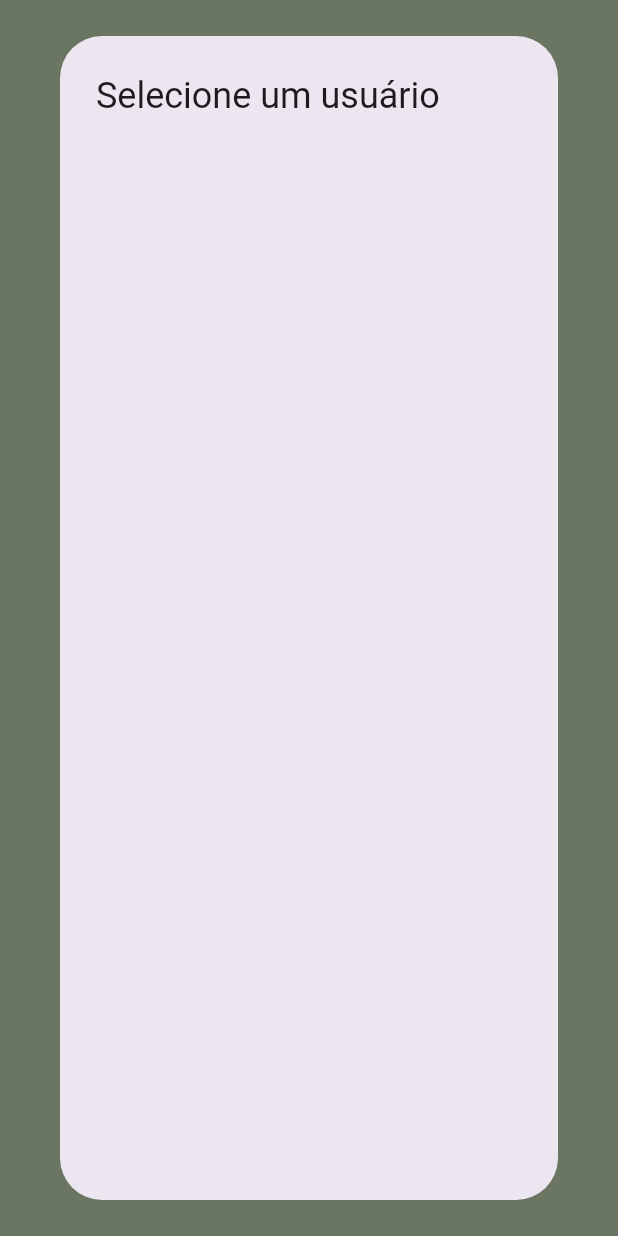
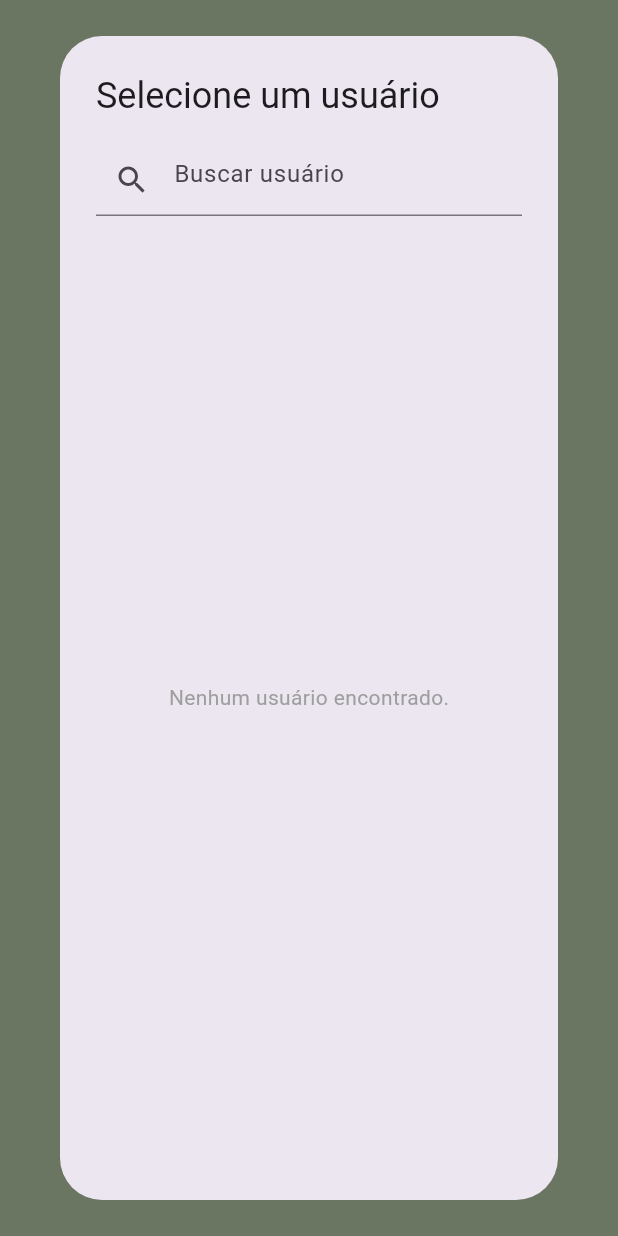
Before and after one commit to beatrizfeitosa/aplicativo-nutricao, a Flutter app: the NovoCardapioPage screen opened directly, after a tap on "Selecione um usuário", on a phone screen of 412 x 824 dp. Run offline on Flutter 3.47's test engine with Material 3 defaults, Android fonts, the phone set to English and light mode, and no system bars; our stand-ins replace flutter_masked_text2, google_fonts, image_picker, sqflite; accounts and stored records are empty.

Commit message:
feat: Improved Dropdown's design and added search bar

```diff
--- a/lib/data/database_helper.dart
+++ b/lib/data/database_helper.dart
@@ -164,9 +164,10 @@ class Database {
 
     final List<Map<String, dynamic>> alimentos = await database.query(
       'alimentos',
-      columns: ['id', 'nome'],
+      columns: ['id', 'nome', 'tipo', 'foto'],
       where: 'categoria = ?',
       whereArgs: [categoria],
+      orderBy: 'nome ASC',
     );
 
     return alimentos;
--- a/lib/view/cadastro_cardapio.dart
+++ b/lib/view/cadastro_cardapio.dart
@@ -1,5 +1,6 @@
 import 'package:flutter/material.dart';
 import 'package:aplicativo_nutricao/data/database_helper.dart';
+import 'dart:typed_data';
 
 class NovoCardapioPage extends StatefulWidget {
   const NovoCardapioPage({super.key});
@@ -237,22 +238,61 @@ class _NovoCardapioPageState extends State<NovoCardapioPage> {
   }
 
   void _showUsuarioDropdown() {
+    String searchQuery = '';
+
+    List<Map<String, dynamic>> _filteredUsuarios() {
+      if (searchQuery.isEmpty) {
+        return usuarios;
+      } else {
+        return usuarios.where((usuario) {
+          return usuario['nome']
+              .toLowerCase()
+              .contains(searchQuery.toLowerCase());
+        }).toList();
+      }
+    }
+
     showDialog(
       context: context,
       builder: (context) {
+        return StatefulBuilder(
+          builder: (context, setState) {
+            final filteredUsuarios = _filteredUsuarios();
             return AlertDialog(
               title: const Text('Selecione um usuário'),
               content: SizedBox(
                 width: double.maxFinite,
+                child: Column(
+                  children: [
+                    TextField(
+                      decoration: const InputDecoration(
+                        hintText: 'Buscar usuário',
+                        prefixIcon: Icon(Icons.search),
+                      ),
+                      onChanged: (value) {
+                        setState(() {
+                          searchQuery = value;
+                        });
+                      },
+                    ),
+                    const SizedBox(height: 10),
+                    Expanded(
                       child: Scrollbar(
                         thumbVisibility: true,
                         thickness: 6.0,
                         radius: const Radius.circular(8),
                         scrollbarOrientation: ScrollbarOrientation.right,
                         controller: _usuarioScrollController,
-              child: ListView(
+                        child: filteredUsuarios.isEmpty
+                            ? Center(
+                                child: Text(
+                                  'Nenhum usuário encontrado.',
+                                  style: TextStyle(color: Colors.grey),
+                                ),
+                              )
+                            : ListView(
                                 controller: _usuarioScrollController,
-                children: usuarios.map((usuario) {
+                                children: filteredUsuarios.map((usuario) {
                                   return ListTile(
                                     title: Text(usuario['nome']),
                                     onTap: () {
@@ -266,6 +306,11 @@ class _NovoCardapioPageState extends State<NovoCardapioPage> {
                               ),
                       ),
                     ),
+                  ],
+                ),
+              ),
+            );
+          },
         );
       },
     );
@@ -278,6 +323,19 @@ class _NovoCardapioPageState extends State<NovoCardapioPage> {
     required int maxSelection,
     required ScrollController scrollController,
   }) {
+    TextEditingController searchController = TextEditingController();
+    List<Map<String, dynamic>> filteredOptions = List.from(options);
+
+    return StatefulBuilder(
+      builder: (BuildContext context, StateSetter setState) {
+        void filterOptions(String query) {
+          setState(() {
+            filteredOptions = options.where((option) {
+              return option['nome'].toLowerCase().contains(query.toLowerCase());
+            }).toList();
+          });
+        }
+
         return Container(
           decoration: BoxDecoration(
             color: Colors.white,
@@ -294,31 +352,80 @@ class _NovoCardapioPageState extends State<NovoCardapioPage> {
               ),
             ),
             children: [
+              Padding(
+                padding:
+                    const EdgeInsets.symmetric(horizontal: 16, vertical: 8),
+                child: TextField(
+                  controller: searchController,
+                  decoration: InputDecoration(
+                    prefixIcon: Icon(Icons.search, color: Colors.black),
+                    hintText: 'Buscar alimento...',
+                    border: const UnderlineInputBorder(),
+                    enabledBorder: const UnderlineInputBorder(
+                      borderSide: BorderSide(color: Colors.black),
+                    ),
+                    focusedBorder: const UnderlineInputBorder(
+                      borderSide: BorderSide(
+                          color: Colors.black,
+                          width: 2), // Cor e espessura da linha quando focado
+                    ),
+                  ),
+                  onChanged: filterOptions,
+                ),
+              ),
               SizedBox(
-            height: 150,
+                height: 200,
                 child: Scrollbar(
                   thumbVisibility: true,
                   thickness: 6.0,
                   radius: Radius.circular(8),
                   scrollbarOrientation: ScrollbarOrientation.right,
                   controller: scrollController,
-              child: SingleChildScrollView(
+                  child: filteredOptions.isEmpty
+                      ? Center(
+                          child: Padding(
+                            padding: const EdgeInsets.all(16.0),
+                            child: Text(
+                              'Nenhum alimento encontrado.',
+                              style: TextStyle(color: Colors.grey),
+                              textAlign: TextAlign.center,
+                            ),
+                          ),
+                        )
+                      : SingleChildScrollView(
                           controller: scrollController,
                           child: Column(
-                  children: options.map((option) {
+                            children: filteredOptions.map((option) {
                               final bool isSelected =
                                   selectedOptions.contains(option['id']);
+                              final List<int> imageBytes =
+                                  List<int>.from(option['foto']);
                               return CheckboxListTile(
                                 title: Text(option['nome']),
+                                subtitle: Text(option['tipo']),
+                                secondary: (imageBytes.isNotEmpty)
+                                    ? Image.memory(
+                                        Uint8List.fromList(imageBytes),
+                                        width: 40,
+                                        height: 40,
+                                        fit: BoxFit.cover,
+                                      )
+                                    : Icon(
+                                        Icons.image_not_supported,
+                                        size: 40,
+                                        color: Colors.grey,
+                                      ),
                                 activeColor: const Color(0xFFF46472),
                                 value: isSelected,
                                 onChanged: (bool? selected) {
                                   setState(() {
                                     if (selected == true) {
-                            if (selectedOptions.length < maxSelection) {
+                                      if (selectedOptions.length <
+                                          maxSelection) {
                                         selectedOptions.add(option['id']);
                                       } else {
-                              ScaffoldMessenger.of(context).showSnackBar(
+                                        ScaffoldMessenger.of(context)
+                                            .showSnackBar(
                                           SnackBar(
                                             content: Text(
                                               "Você pode selecionar no máximo $maxSelection opções para '$title'.",
@@ -340,5 +447,7 @@ class _NovoCardapioPageState extends State<NovoCardapioPage> {
             ],
           ),
         );
+      },
+    );
   }
 }
```
Lines whose indentation alone changed are shown as unchanged.
